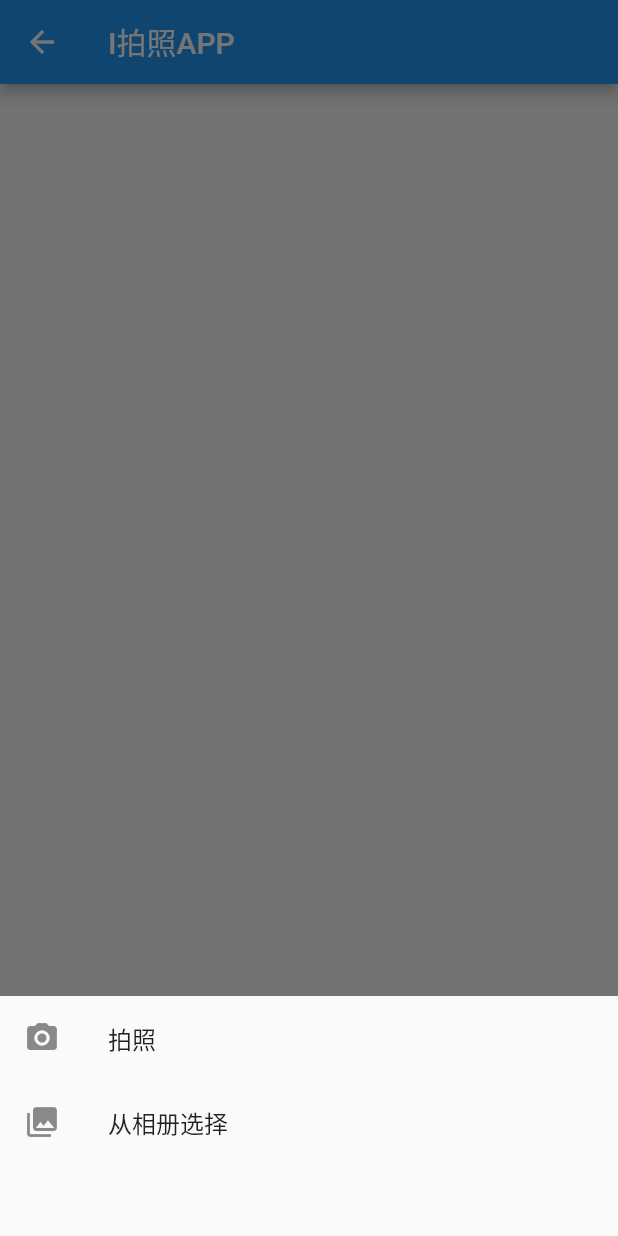
After one commit to helloming86/flutter_demo, a Flutter app: the PhotoAppPage screen opened directly, after a tap on the "add a photo" icon, on a phone screen of 412 x 824 dp. The commit adds this screen. Run offline on Flutter 3.47's test engine with Material 2 defaults, Android fonts, the phone set to English and light mode, and no system bars; our stand-ins replace image_picker; missing offline and left inert: flutter_color_plugin.

Commit message:
[feat]简单实现拍照APP

```diff
--- /dev/null
+++ b/lib/demo/photo_app_page.dart
@@ -0,0 +1,112 @@
+import 'dart:io';
+
+import 'package:flutter/cupertino.dart';
+import 'package:flutter/material.dart';
+import 'package:image_picker/image_picker.dart';
+
+class PhotoAppPage extends StatefulWidget {
+  @override
+  _PhotoAppState createState() => _PhotoAppState();
+}
+
+class _PhotoAppState extends State<PhotoAppPage> {
+  List<File> _images = [];
+
+  Future getImage(bool isTakePhoto) async {
+    Navigator.pop(context);
+    var image = await ImagePicker.pickImage(
+        source: isTakePhoto ? ImageSource.camera : ImageSource.gallery);
+
+    setState(() {
+      _images.add(image);
+    });
+  }
+
+  @override
+  Widget build(BuildContext context) {
+    return Scaffold(
+      appBar: AppBar(
+        title: Text('I拍照APP'),
+      ),
+      body: Center(
+        child: Wrap(
+          spacing: 5,
+          runSpacing: 5,
+          children: _genImages(),
+        ),
+      ),
+      floatingActionButton: FloatingActionButton(
+        onPressed: _pickImage,
+        tooltip: '选择图片',
+        child: Icon(Icons.add_a_photo),
+      ),
+    );
+  }
+
+  void _pickImage() {
+    showModalBottomSheet(
+      context: context,
+      builder: (context) => Container(
+        height: 160,
+        child: Column(
+          children: <Widget>[
+            _item('拍照', true),
+            _item('从相册选择', false),
+          ],
+        ),
+      ),
+    );
+  }
+
+  _item(String title, bool isTakePhoto) {
+    return GestureDetector(
+      child: ListTile(
+        leading: Icon(isTakePhoto ? Icons.camera_alt : Icons.photo_library),
+        title: Text(title),
+        onTap: () => getImage(isTakePhoto),
+      ),
+    );
+  }
+
+  _genImages() {
+    return _images.map((file){
+      return Stack(
+        children: <Widget>[
+          ClipRRect(
+            borderRadius: BorderRadius.circular(5),
+            child: Image.file(
+              file,
+              width: 120,
+              height: 90,
+              fit: BoxFit.fill,
+            ),
+          ),
+          Positioned(
+            right: 5,
+            top: 5,
+            child: GestureDetector(
+              onTap: (){
+                setState(() {
+                   _images.remove(file);
+                });
+              },
+              child: ClipOval(
+                child: Container(
+                  padding: EdgeInsets.all(3),
+                  decoration: BoxDecoration(
+                    color: Colors.black54,
+                  ),
+                  child: Icon(
+                    Icons.close,
+                    size: 18,
+                    color: Colors.white,
+                  ),
+                ),
+              ),
+            ),
+          ),
+        ],
+      );
+    }).toList();
+  }
+}
--- a/lib/main.dart
+++ b/lib/main.dart
@@ -5,6 +5,7 @@ import 'package:flutter_demo/demo/gesture_page.dart';
 import 'package:flutter_demo/demo/launch_page.dart';
 import 'package:flutter_demo/demo/less_group_page.dart';
 import 'package:flutter_demo/demo/life_circle_page.dart';
+import 'package:flutter_demo/demo/photo_app_page.dart';
 import 'package:flutter_demo/demo/plugin_use.dart';
 import 'package:flutter_demo/demo/res_page.dart';
 import 'package:flutter_demo/demo/stateful_group_page.dart';
@@ -90,6 +91,7 @@ class MyApp extends StatelessWidget {
         "launch": (BuildContext context) => LaunchPage(),
         "circle": (BuildContext context) => LifeCirclePage(),
         "appCircle": (BuildContext context) => AppLifeCirclePage(),
+        "photoApp": (BuildContext context) => PhotoAppPage(),
       },
     );
   }
@@ -124,6 +126,7 @@ class _RouteNavigatorState extends State<RouteNavigator> {
           _item("打开第三方应用", LaunchPage(), "launch"),
           _item("页面声明周期", LifeCirclePage(), "circle"),
           _item("APP声明周期", AppLifeCirclePage(), "appCircle"),
+          _item("拍照APP", PhotoAppPage(), "photoApp"),
         ],
       ),
     );
--- a/pubspec.yaml
+++ b/pubspec.yaml
@@ -25,6 +25,7 @@ dependencies:
   cupertino_icons: ^0.1.2
   flutter_color_plugin: ^0.0.2
   url_launcher: ^5.4.5
+  image_picker: ^0.6.6+1
 
 dev_dependencies:
   flutter_test:
```
Also changed, not shown: pubspec.lock, 3 other files.
